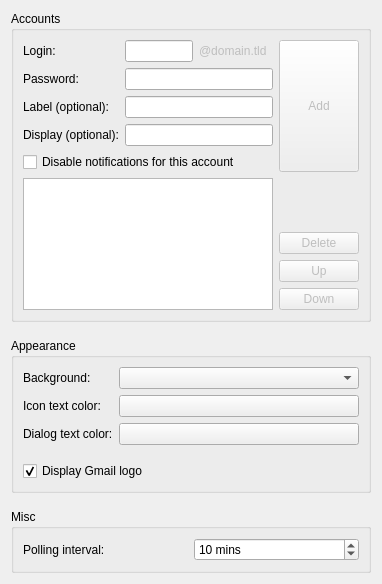
Old version of the form src/applet/gmailnotifierappletconfig.ui in the repository xxsergzzxx/gmailnotifier.
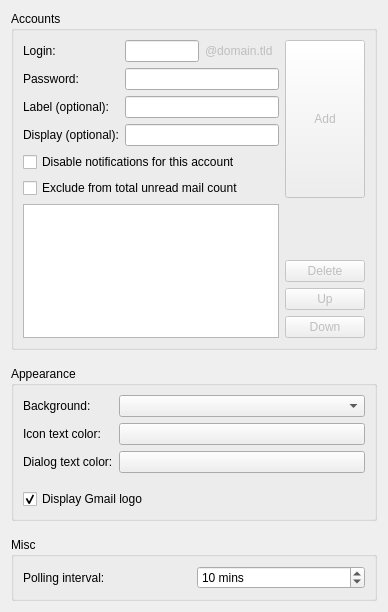
New version of the form. Custom widgets are drawn as their Qt base class.

Commit message: Add a new option to the CGUI to exclude some accounts from the total unread mail count

```diff
--- a/src/applet/gmailnotifierappletconfig.ui
+++ b/src/applet/gmailnotifierappletconfig.ui
@@ -6,8 +6,8 @@
    <rect>
     <x>0</x>
     <y>0</y>
-    <width>382</width>
-    <height>584</height>
+    <width>388</width>
+    <height>612</height>
    </rect>
   </property>
   <property name="windowTitle">
@@ -179,6 +179,13 @@
             </property>
            </widget>
           </item>
+          <item row="6" column="0" colspan="2">
+           <widget class="QCheckBox" name="cbExcludeFromTotalCount">
+            <property name="text">
+             <string>Exclude from total unread mail count</string>
+            </property>
+           </widget>
+          </item>
          </layout>
         </item>
         <item row="0" column="1">
```
The commit also changes 4 other files.
